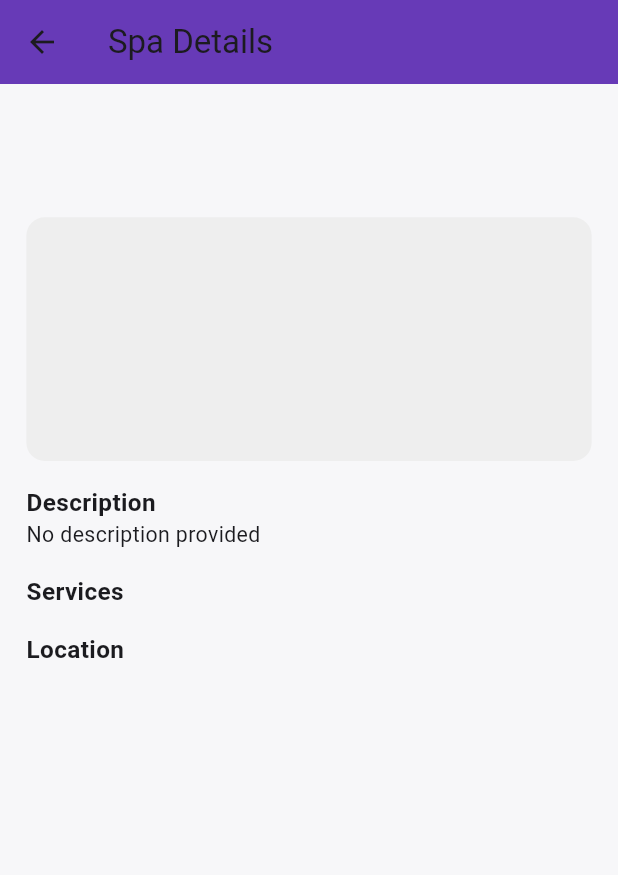
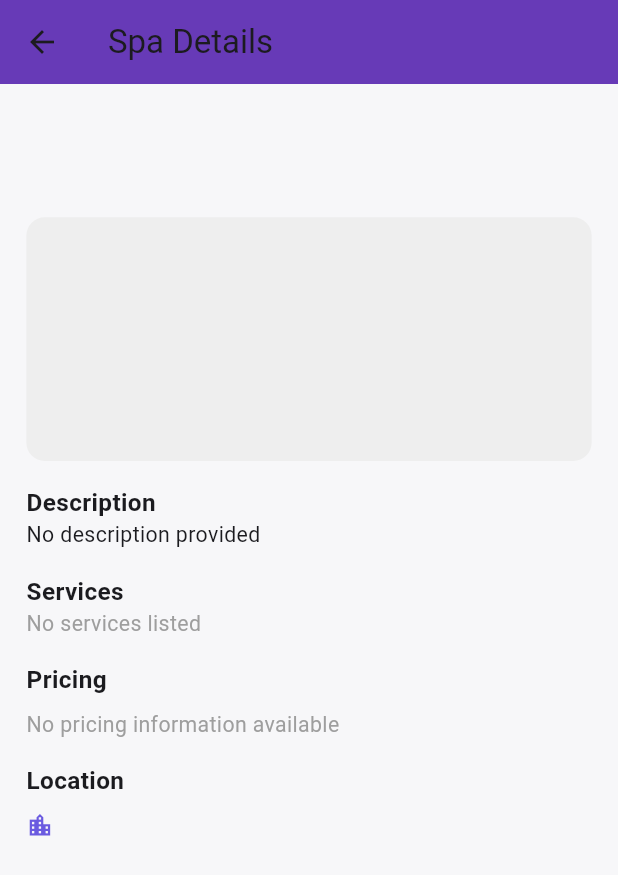
Before and after one commit to avrsoftdev/bookmyspa, a Flutter app: the SpaDetailPage screen opened by its route, on a phone screen of 412 x 824 dp. Shown: the top 875 px of the screen. Run offline on Flutter 3.47's test engine with Material 3 defaults, Android fonts, the phone set to English and light mode, and no system bars; our stand-ins replace cloud_firestore, firebase_auth, firebase_core, firebase_storage, flutter_screenutil, geocoding and 3 more; missing offline and left inert: firebase_app_check; accounts and stored records are empty.

Commit message:
Spa Details Page add ons

```diff
--- a/lib/src/features/spa_browse/presentation/pages/spa_detail_page.dart
+++ b/lib/src/features/spa_browse/presentation/pages/spa_detail_page.dart
@@ -3,6 +3,8 @@ import 'package:flutter_screenutil/flutter_screenutil.dart';
 import '../../../spa_browse/domain/entities/spa_entity.dart';
 import '../../../spa_browse/domain/usecases/stream_spa_by_id_usecase.dart';
 import '../../../../core/di/di.dart';
+import '../../../../core/theme/tokens.dart';
+// import 'package:intl/intl.dart';
 
 class SpaDetailArgs {
   final String spaId;
@@ -41,8 +43,15 @@ class SpaDetailPage extends StatelessWidget {
               _SectionTitle(title: 'Services'),
               _Chips(items: spa.services),
               SizedBox(height: 16.h),
+              _SectionTitle(title: 'Pricing'),
+              SizedBox(height: 8.h),
+              _PricingList(pricing: spa.pricing),
+              SizedBox(height: 16.h),
               _SectionTitle(title: 'Location'),
-              Text(spa.city, style: TextStyle(fontSize: 14.sp)),
+              SizedBox(height: 8.h),
+              _LocationInfo(spa: spa),
+              // SizedBox(height: 16.h),
+              // _StatusInfo(spa: spa),
             ],
           );
         },
@@ -114,6 +123,9 @@ class _Chips extends StatelessWidget {
   const _Chips({required this.items});
   @override
   Widget build(BuildContext context) {
+    if (items.isEmpty) {
+      return Text('No services listed', style: TextStyle(fontSize: 14.sp, color: Colors.grey));
+    }
     return Wrap(
       spacing: 8.w,
       runSpacing: 8.h,
@@ -121,3 +133,117 @@ class _Chips extends StatelessWidget {
     );
   }
 }
+
+class _PricingList extends StatelessWidget {
+  final List<ServicePricing> pricing;
+  const _PricingList({required this.pricing});
+  @override
+  Widget build(BuildContext context) {
+    if (pricing.isEmpty) {
+      return Text('No pricing information available', style: TextStyle(fontSize: 14.sp, color: Colors.grey));
+    }
+    return Column(
+      children: pricing.map((p) => Container(
+        margin: EdgeInsets.only(bottom: 8.h),
+        padding: EdgeInsets.all(12.w),
+        decoration: BoxDecoration(
+          color: AppColors.primary.withOpacity(0.1),
+          borderRadius: BorderRadius.circular(8.r),
+          border: Border.all(color: AppColors.primary.withOpacity(0.3)),
+        ),
+        child: Row(
+          mainAxisAlignment: MainAxisAlignment.spaceBetween,
+          children: [
+            Expanded(child: Text(p.service, style: TextStyle(fontSize: 14.sp, fontWeight: FontWeight.w500))),
+            Text('₹${p.price}', style: TextStyle(fontSize: 15.sp, fontWeight: FontWeight.w700, color: AppColors.primary)),
+          ],
+        ),
+      )).toList(),
+    );
+  }
+}
+
+class _LocationInfo extends StatelessWidget {
+  final SpaEntity spa;
+  const _LocationInfo({required this.spa});
+  @override
+  Widget build(BuildContext context) {
+    return Column(
+      crossAxisAlignment: CrossAxisAlignment.start,
+      children: [
+        if (spa.fullAddress.isNotEmpty) ...[
+          Row(
+            crossAxisAlignment: CrossAxisAlignment.start,
+            children: [
+              Icon(Icons.location_on, size: 18.sp, color: AppColors.primary),
+              SizedBox(width: 8.w),
+              Expanded(child: Text(spa.fullAddress, style: TextStyle(fontSize: 14.sp))),
+            ],
+          ),
+          SizedBox(height: 8.h),
+        ],
+        Row(
+          children: [
+            Icon(Icons.location_city, size: 18.sp, color: AppColors.primary),
+            SizedBox(width: 8.w),
+            Text(spa.city, style: TextStyle(fontSize: 14.sp)),
+          ],
+        ),
+      ],
+    );
+  }
+}
+
+class _StatusInfo extends StatelessWidget {
+  final SpaEntity spa;
+  const _StatusInfo({required this.spa});
+  @override
+  Widget build(BuildContext context) {
+    return Container(
+      padding: EdgeInsets.all(12.w),
+      decoration: BoxDecoration(
+        color: Colors.grey[100],
+        borderRadius: BorderRadius.circular(8.r),
+      ),
+      child: Column(
+        crossAxisAlignment: CrossAxisAlignment.start,
+        children: [
+          Row(
+            children: [
+              Icon(Icons.info_outline, size: 16.sp, color: Colors.black54),
+              SizedBox(width: 8.w),
+              // Text('Status:', style: TextStyle(fontSize: 13.sp, fontWeight: FontWeight.w600)),
+              SizedBox(width: 8.w),
+              Container(
+                padding: EdgeInsets.symmetric(horizontal: 8.w, vertical: 4.h),
+                // decoration: BoxDecoration(
+                //   color: spa.status == 'published' ? Colors.green : Colors.orange,
+                //   borderRadius: BorderRadius.circular(4.r),
+                // ),
+                child: Text(
+                  spa.status.toUpperCase(),
+                  style: TextStyle(fontSize: 11.sp, color: Colors.white, fontWeight: FontWeight.w600),
+                ),
+              ),
+            ],
+          ),
+          if (spa.publishedAt != null) ...[
+            SizedBox(height: 8.h),
+            Row(
+              children: [
+                Icon(Icons.calendar_today, size: 16.sp, color: Colors.black54),
+                SizedBox(width: 8.w),
+                Text('Published:', style: TextStyle(fontSize: 13.sp, fontWeight: FontWeight.w600)),
+                SizedBox(width: 8.w),
+                // Text(
+                //   DateFormat('MMM dd, yyyy').format(spa.publishedAt!),
+                //   style: TextStyle(fontSize: 13.sp, color: Colors.black87),
+                // ),
+              ],
+            ),
+          ],
+        ],
+      ),
+    );
+  }
+}
```
